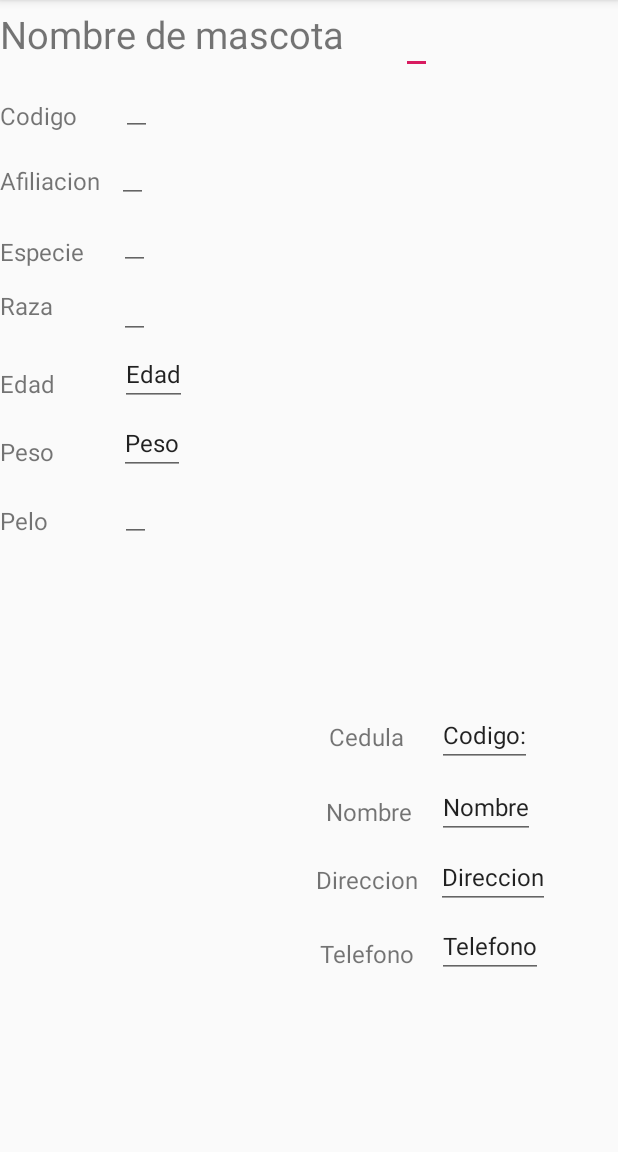
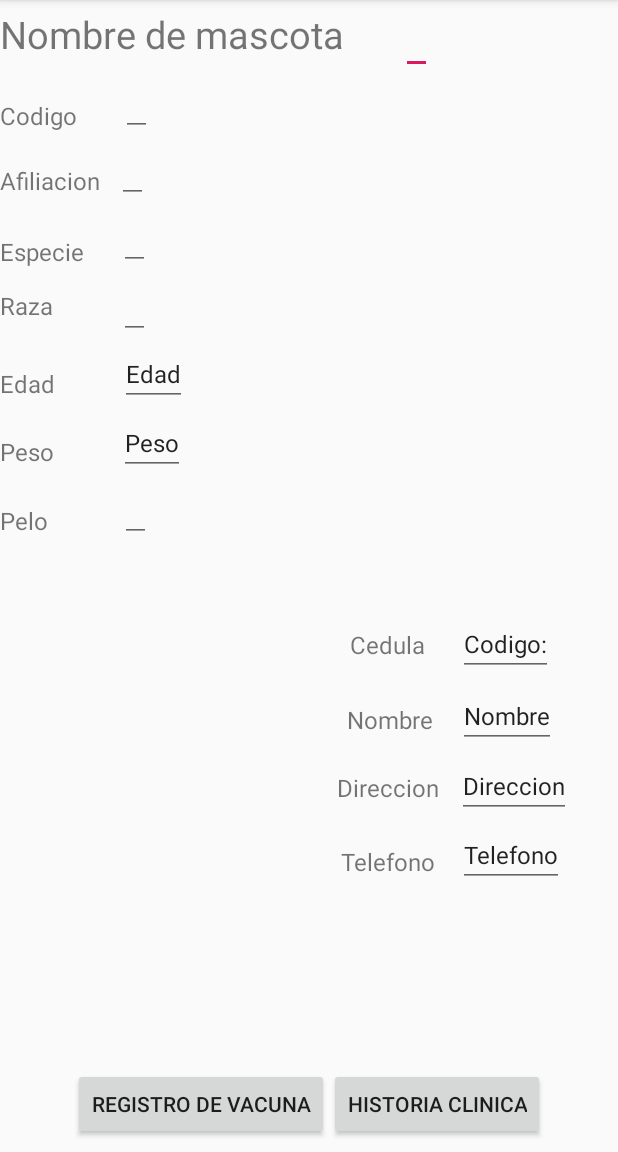
Before and after one commit to Gerosomma/Veterinaria, an Android app: the DatosMascota screen opened directly, with no data from a screen before it, on a phone screen of 412 x 824 dp, the part 84-1236 px from its top. Run offline under Robolectric (Android 15) with nearby library versions, the light colour scheme and no system bars; 3 statements that could not run were skipped.

Commit message:
agrego pantallas H. clinica y Registro Vacunas

```diff
--- a/app/src/main/res/layout/activity_datos_mascota.xml
+++ b/app/src/main/res/layout/activity_datos_mascota.xml
@@ -190,22 +190,9 @@
         android:layout_height="180dp"
         android:layout_alignParentStart="true"
         android:layout_alignParentBottom="true"
-        android:layout_marginStart="7dp"
-        android:layout_marginBottom="77dp"
+        android:layout_marginStart="21dp"
+        android:layout_marginBottom="138dp"
         tools:srcCompat="@tools:sample/avatars[1]" />
-
-    <EditText
-        android:id="@+id/cedula"
-        android:layout_width="wrap_content"
-        android:layout_height="wrap_content"
-        android:layout_below="@+id/imageView"
-        android:layout_centerHorizontal="false"
-        android:layout_marginStart="84dp"
-        android:layout_marginTop="102dp"
-        android:layout_toEndOf="@id/imageView2"
-        android:inputType="number"
-        android:text="Codigo:"
-        android:textSize="16dp" />
 
     <TextView
         android:id="@+id/tDuenio"
@@ -214,7 +201,7 @@
         android:layout_below="@+id/imageView"
         android:layout_centerHorizontal="false"
         android:layout_marginStart="12dp"
-        android:layout_marginTop="113dp"
+        android:layout_marginTop="52dp"
         android:layout_toEndOf="@id/imageView2"
         android:text="Cedula"
         android:textSize="16dp" />
@@ -293,4 +280,41 @@
         android:text="Telefono"
         android:textSize="16dp" />
 
+    <EditText
+        android:id="@+id/cedula"
+        android:layout_width="wrap_content"
+        android:layout_height="wrap_content"
+        android:layout_below="@+id/imageView"
+        android:layout_centerHorizontal="false"
+        android:layout_marginStart="84dp"
+        android:layout_marginTop="41dp"
+        android:layout_toEndOf="@id/imageView2"
+        android:inputType="number"
+        android:text="Codigo:"
+        android:textSize="16dp" />
+
+    <LinearLayout
+        android:id="@+id/llBotones"
+        android:layout_width="match_parent"
+        android:layout_height="wrap_content"
+        android:layout_alignParentBottom="true"
+        android:layout_marginBottom="8dp"
+        android:orientation="horizontal"
+        android:gravity="center">
+
+        <Button
+            android:id="@+id/btnRegistroVacuna"
+            android:layout_width="wrap_content"
+            android:layout_height="wrap_content"
+            android:text="Registro de Vacuna"
+            android:onClick="btnRegistroVacuna" />
+
+        <Button
+            android:id="@+id/btnHistoriaClinica"
+            android:layout_width="wrap_content"
+            android:layout_height="wrap_content"
+            android:text="Historia Clinica"
+            android:onClick="btnHistoriaClinica" />
+    </LinearLayout>
+
 </RelativeLayout>
```
Also changed, not shown: app/src/main/AndroidManifest.xml (+15 -4 lines), app/src/main/java/com/somma/veterinaria/DatosMascota.java (+34 -1 lines), app/src/main/java/com/somma/veterinaria/HistoriaClinica.java (added, +14 -0 lines), app/src/main/java/com/somma/veterinaria/RegistroVacunas.java (added, +14 -0 lines), app/src/main/res/layout/activity_historia_clinica.xml (added, +9 -0 lines), app/src/main/res/layout/activity_registro_vacunas.xml (added, +9 -0 lines).
